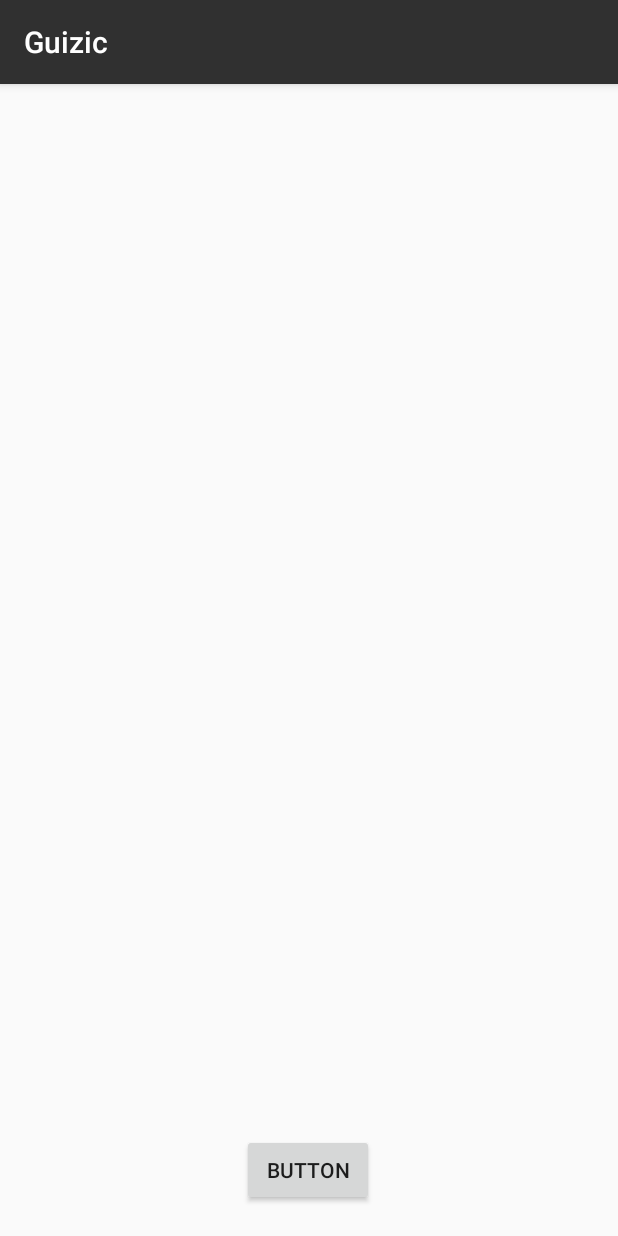
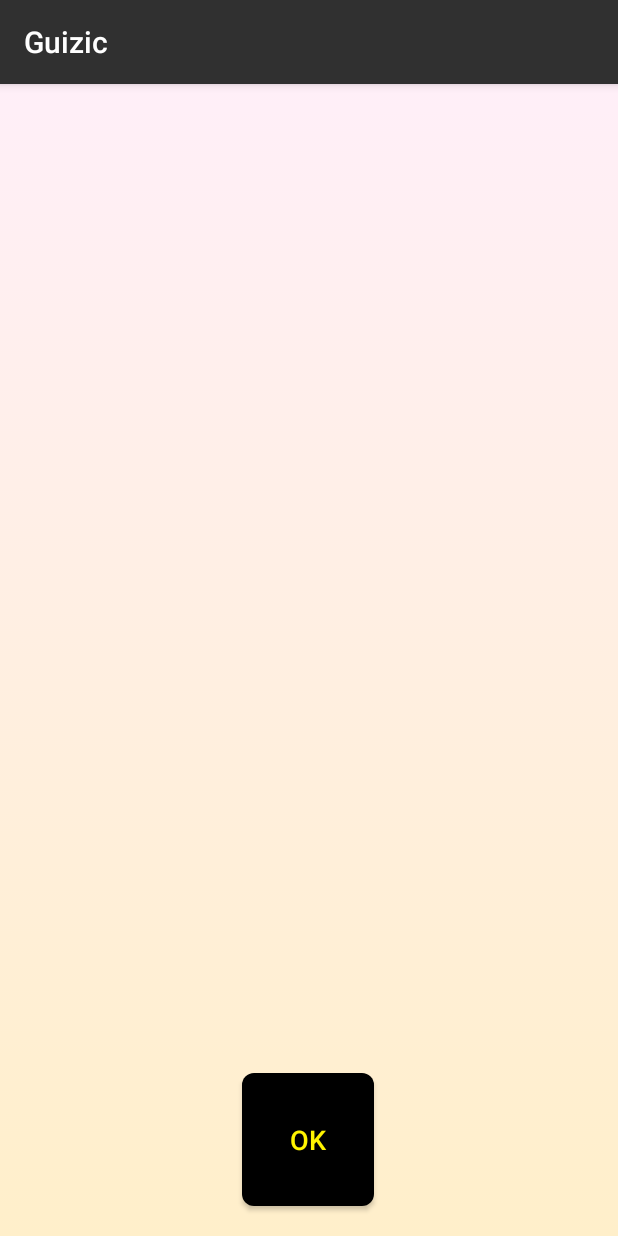
Before and after one commit to matthias-pinard/Guizic, an Android app: the InfoActivity screen opened directly, with no data from a screen before it, on a phone screen of 412 x 824 dp. Run offline under Robolectric (Android 15) with nearby library versions, the phone set to English and light mode, and no system bars; 1 statement that could not run was skipped.

Commit message:
Add new design for activity_info and add scrollTextView

```diff
--- a/app/src/main/java/com/example/matthias/guizic/InfoActivity.java
+++ b/app/src/main/java/com/example/matthias/guizic/InfoActivity.java
@@ -7,6 +7,7 @@ import android.os.Bundle;
 import android.view.View;
 import android.widget.ImageView;
 import android.widget.TextView;
+import android.text.method.ScrollingMovementMethod;
 
 import com.example.matthias.guizic.RecyclerActivity.ListActivity;
 
@@ -24,6 +25,7 @@ public class InfoActivity extends AppCompatActivity {
 
         ImageView imageView = findViewById(R.id.imageViewPoint);
         TextView infoText = findViewById(R.id.textInfo);
+        infoText.setMovementMethod(new ScrollingMovementMethod());
 
         imageView.setImageResource(imgId);
         infoText.setText(info);
--- a/app/src/main/res/drawable/button_selector.xml
+++ b/app/src/main/res/drawable/button_selector.xml
@@ -1,8 +1,9 @@
 <selector xmlns:android="http://schemas.android.com/apk/res/android">
 
-    <item android:state_pressed="true"
-        android:drawable="@drawable/button_background_pressed_jsm"/> <!-- pressed -->
-    <item android:state_focused="true"
-        android:drawable="@drawable/button_background_pressed_jsm"/> <!-- focused -->
-    <item android:drawable="@drawable/button_background_default_jsm"/> <!-- default -->
+    <!-- pressed -->
+    <!-- focused -->
+    <!-- default -->
+    <item android:state_pressed="true" android:drawable="@drawable/button_background_pressed_jsm" />
+    <item android:state_focused="true" android:drawable="@drawable/button_background_pressed_jsm" />
+    <item android:drawable="@drawable/button_background_default_jsm" />
 </selector>
--- a/app/src/main/res/layout/activity_info.xml
+++ b/app/src/main/res/layout/activity_info.xml
@@ -4,7 +4,8 @@
     xmlns:tools="http://schemas.android.com/tools"
     android:layout_width="match_parent"
     android:layout_height="match_parent"
-    tools:context="com.example.matthias.guizic.InfoActivity">
+    tools:context="com.example.matthias.guizic.InfoActivity"
+    android:background="@drawable/main_background">
 
     <ImageView
         android:id="@+id/imageViewPoint"
@@ -20,25 +21,38 @@
 
     <TextView
         android:id="@+id/textInfo"
-        android:layout_width="wrap_content"
-        android:layout_height="wrap_content"
+        android:layout_width="0dp"
+        android:layout_height="0dp"
+        android:layout_marginHorizontal="20sp"
+        android:layout_marginVertical="20sp"
+        android:layout_marginStart="8dp"
+        android:layout_marginEnd="8dp"
+        android:fontFamily="@font/yanonekaffeesatz_regular"
+        android:gravity="fill_horizontal"
+        android:scrollbars="vertical"
         android:text="TextView"
+        android:textAlignment="center"
+        android:textColor="@color/colorAccent"
+        android:textSize="20sp"
+        app:layout_constraintBottom_toTopOf="@+id/buttonInfoNext"
         app:layout_constraintEnd_toEndOf="parent"
+        app:layout_constraintHorizontal_bias="0.0"
         app:layout_constraintStart_toStartOf="parent"
         app:layout_constraintTop_toBottomOf="@+id/imageViewPoint"
-        android:layout_marginTop="20sp"
-        android:layout_marginHorizontal="20sp"
-        android:gravity="fill_horizontal"/>
+        app:layout_constraintVertical_bias="0.091" />
 
     <Button
         android:id="@+id/buttonInfoNext"
         android:layout_width="wrap_content"
         android:layout_height="wrap_content"
+        android:layout_marginBottom="20sp"
+        android:background="@drawable/button_selector"
         android:onClick="onClickNext"
-        android:text="Button"
+        android:text="@string/ok"
+        android:textColor="@color/textJsm"
+        android:textSize="18sp"
         app:layout_constraintBottom_toBottomOf="parent"
         app:layout_constraintEnd_toEndOf="parent"
         app:layout_constraintHorizontal_bias="0.498"
-        app:layout_constraintStart_toStartOf="parent"
-        android:layout_marginBottom="20sp"/>
+        app:layout_constraintStart_toStartOf="parent" />
 </android.support.constraint.ConstraintLayout>
--- a/app/src/main/res/values/strings.xml
+++ b/app/src/main/res/values/strings.xml
@@ -33,4 +33,5 @@
 
     <string name="home_text">Journée Science et Musique 2019</string>
     <string name="Start">Commencer</string>
+    <string name="suivant">Suivant</string>
 </resources>
--- a/build.gradle
+++ b/build.gradle
@@ -7,7 +7,7 @@ buildscript {
         jcenter()
     }
     dependencies {
-        classpath 'com.android.tools.build:gradle:3.3.2'
+        classpath 'com.android.tools.build:gradle:3.5.1'
 
 
         // NOTE: Do not place your application dependencies here; they belong
```
Also changed, not shown: gradle/wrapper/gradle-wrapper.properties.
